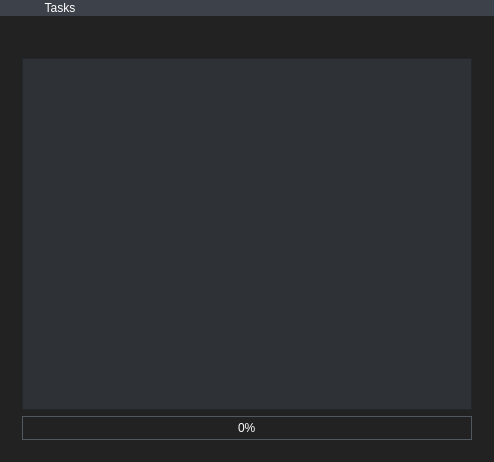
Before: the Qt Designer form Source code/mainwindow.ui in luksari/Task-organizer, drawn with Qt 5.
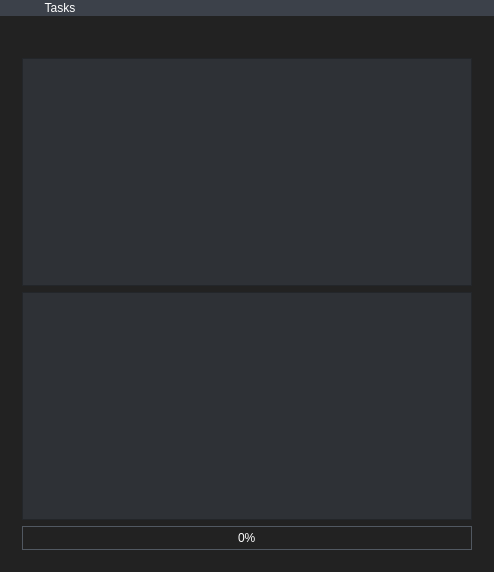
After: the same form once the commit is applied. Icons and pictures are not drawn.

```diff
--- a/Source code/mainwindow.ui
+++ b/Source code/mainwindow.ui
@@ -390,17 +390,7 @@
           </property>
          </widget>
         </item>
-        <item row="1" column="0">
-         <widget class="QListWidget" name="listWidget">
-          <property name="tabKeyNavigation">
-           <bool>true</bool>
-          </property>
-          <property name="alternatingRowColors">
-           <bool>false</bool>
-          </property>
-         </widget>
-        </item>
-        <item row="2" column="0">
+        <item row="3" column="0">
          <widget class="QProgressBar" name="progressBar">
           <property name="maximum">
            <number>1</number>
@@ -410,6 +400,19 @@
           </property>
          </widget>
         </item>
+        <item row="2" column="0">
+         <widget class="QListWidget" name="listWidget">
+          <property name="tabKeyNavigation">
+           <bool>true</bool>
+          </property>
+          <property name="alternatingRowColors">
+           <bool>false</bool>
+          </property>
+         </widget>
+        </item>
+        <item row="1" column="0">
+         <widget class="QListView" name="listView"/>
+        </item>
        </layout>
       </widget>
       <widget class="QWidget" name="formPage">
```
